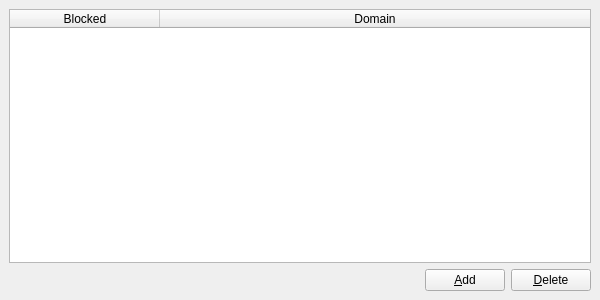
Above: 2.x/UI/dooble_blocked_domains.ui from textbrowser/dooble before the change. Below: the same form after it.
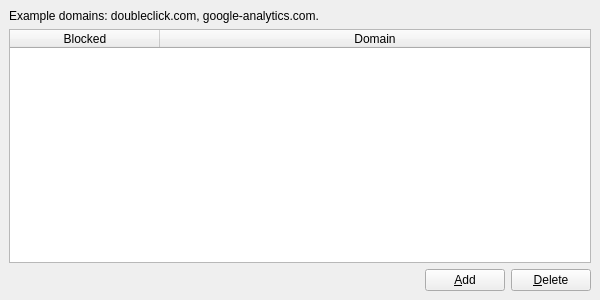
That is the form after the change. Icons and pictures are not drawn.

Commit message: Blocked domains.

```diff
--- a/2.x/UI/dooble_blocked_domains.ui
+++ b/2.x/UI/dooble_blocked_domains.ui
@@ -19,6 +19,16 @@
   </property>
   <widget class="QWidget" name="centralwidget">
    <layout class="QVBoxLayout" name="verticalLayout">
+    <item>
+     <widget class="QLabel" name="label">
+      <property name="text">
+       <string>Example domains: doubleclick.com, google-analytics.com.</string>
+      </property>
+      <property name="wordWrap">
+       <bool>true</bool>
+      </property>
+     </widget>
+    </item>
     <item>
      <widget class="QTableWidget" name="table">
       <property name="alternatingRowColors">
```
The commit also changes 2 other files.
